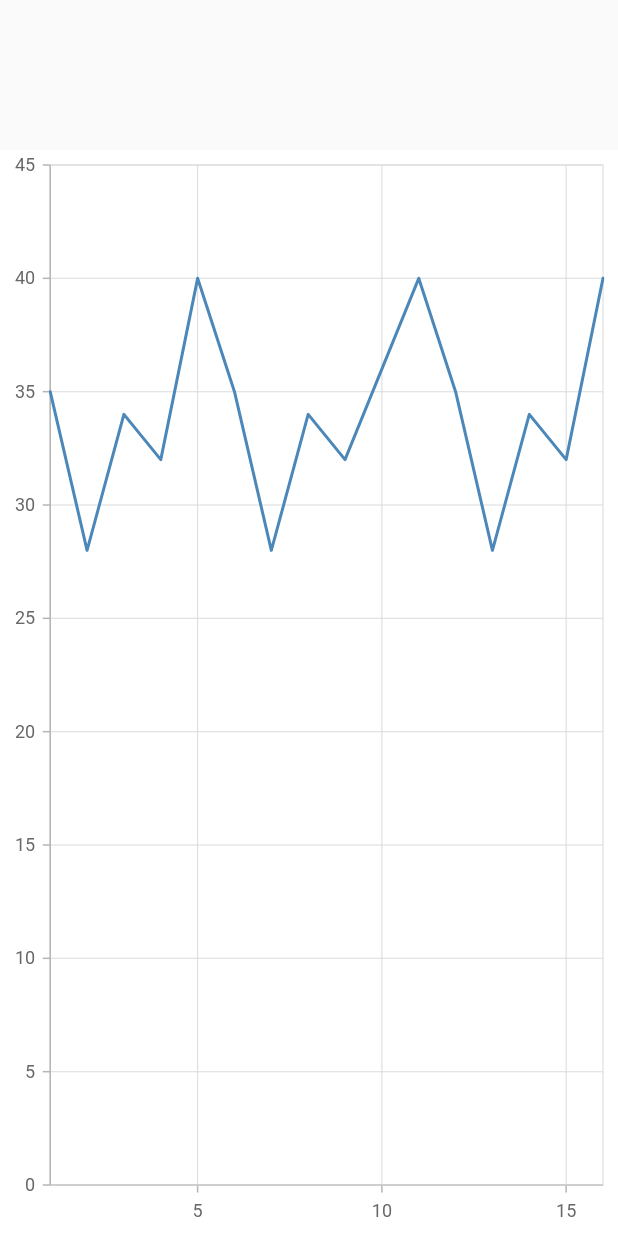
After one commit to Gyeongm1n/ontact_family_app, a Flutter app: the UserDashboard screen opened directly, after a tap on "심장 박동수", on a phone screen of 412 x 824 dp. The commit adds this screen. Run offline on Flutter 3.47's test engine with Material 2 defaults, Android fonts, the phone set to English and light mode, and no system bars; our stand-ins replace snippet_coder_utils, syncfusion_flutter_charts, syncfusion_flutter_gauges; missing offline and left inert: api_cache_manager, survey_kit; network calls fail.

Commit message:
line chart

```diff
--- a/lib/main.dart
+++ b/lib/main.dart
@@ -1,4 +1,5 @@
 import 'package:flutter/material.dart';
+import 'package:ontact_family_app/pages/heart_page.dart';
 import 'package:ontact_family_app/pages/home_page.dart';
 import 'package:ontact_family_app/pages/login_page.dart';
 import 'package:ontact_family_app/pages/register_page.dart';
@@ -30,6 +31,7 @@ class MyApp extends StatelessWidget {
         '/home' : (context) => const HomePage(),
         '/login' : (context) => const LoginPage(),
         '/register' : (context) => const RegisterPage(),
+        '/heart': (context) => const HeartPage(),
       },
       title: 'Ontact Family App',
       theme: ThemeData(
--- a/lib/pages/dashboard_page.dart
+++ b/lib/pages/dashboard_page.dart
@@ -26,7 +26,15 @@ class UserDashboard extends StatelessWidget {
               Row(
                 mainAxisAlignment: MainAxisAlignment.spaceBetween,
                 children: [
-                  HeartratePart(),
+                  GestureDetector(
+                    child: HeartratePart(),
+                    onTap: () {
+                      Navigator.pushNamed(
+                        context,
+                        '/heart',
+                      );
+                    },
+                  ),
                   StepPart(),
                 ],
               ),
--- /dev/null
+++ b/lib/pages/heart_page.dart
@@ -0,0 +1,60 @@
+import 'package:flutter/material.dart';
+import 'package:syncfusion_flutter_charts/charts.dart';
+
+class HeartPage extends StatefulWidget {
+  const HeartPage({Key? key}) : super(key: key);
+
+  @override
+  State<HeartPage> createState() => _HeartPageState();
+}
+
+class _HeartPageState extends State<HeartPage> {
+  final List<ChartData> chartData = [
+    ChartData(1, 35),
+    ChartData(2, 28),
+    ChartData(3, 34),
+    ChartData(4, 32),
+    ChartData(5, 40),
+    ChartData(6, 35),
+    ChartData(7, 28),
+    ChartData(8, 34),
+    ChartData(9, 32),
+    ChartData(11, 40),
+    ChartData(12, 35),
+    ChartData(13, 28),
+    ChartData(14, 34),
+    ChartData(15, 32),
+    ChartData(16, 40),
+  ];
+
+  @override
+  Widget build(BuildContext context) {
+    return Scaffold(
+      body: Center(
+        child: Padding(
+          padding: const EdgeInsets.only(top: 100),
+          child: Container(
+            child: SfCartesianChart(
+                backgroundColor: Colors.white,
+                series: <ChartSeries>[
+                  // Renders line chart
+                  FastLineSeries<ChartData, int>(
+                    dataSource: chartData,
+                    xValueMapper: (ChartData data, _) => data.x,
+                    yValueMapper: (ChartData data, _) => data.y,
+
+                  )
+                ]
+            ),
+          ),
+        ),
+      ),
+    );
+  }
+}
+
+class ChartData {
+  ChartData(this.x, this.y);
+  final int x;
+  final double y;
+}
--- a/lib/pages/setting_page.dart
+++ b/lib/pages/setting_page.dart
@@ -27,7 +27,18 @@ class _SettingPageState extends State<SettingPage> {
                   style: ElevatedButton.styleFrom(
                     primary: Colors.grey,
                   )
-                )
+                ),
+                ElevatedButton(
+                    onPressed: () {
+                      SharedService.logout(context);
+                    },
+                    child: Text(
+                        "토큰추가"
+                    ),
+                    style: ElevatedButton.styleFrom(
+                      primary: Colors.grey,
+                    )
+                ),
               ],
             ),
           ),
```
